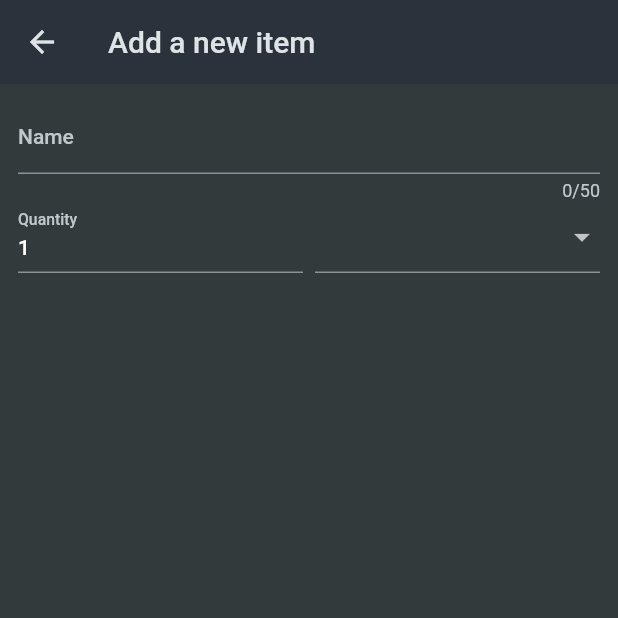
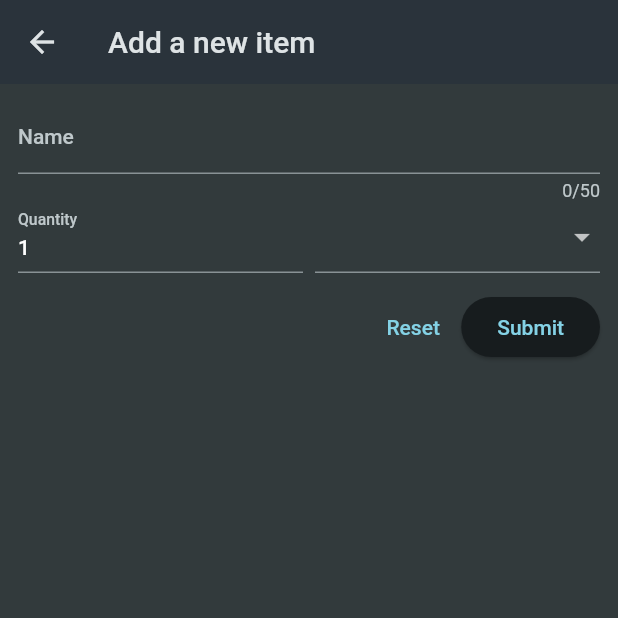
Before and after one commit to Nick9499/shopping_list, a Flutter app: the NewItem screen opened directly, on a phone screen of 412 x 824 dp, the top half of it. Run offline on Flutter 3.47's test engine with Material 2 defaults, Android fonts, the phone set to English and light mode, and no system bars.

Commit message:
Adding btns to form|

```diff
--- a/lib/widgets/new_item.dart
+++ b/lib/widgets/new_item.dart
@@ -71,6 +71,22 @@ class _NewItemState extends State<NewItem> {
                   ),
                 ),
               ],
+            ),
+            const SizedBox(
+              height: 12,
+            ),
+            Row(
+              mainAxisAlignment: MainAxisAlignment.end,
+              children: [
+                TextButton(
+                  onPressed: () {},
+                  child: const Text('Reset'),
+                ),
+                ElevatedButton(
+                  onPressed: () {},
+                  child: const Text('Submit'),
+                ),
+              ],
             )
           ],
         )),
```
